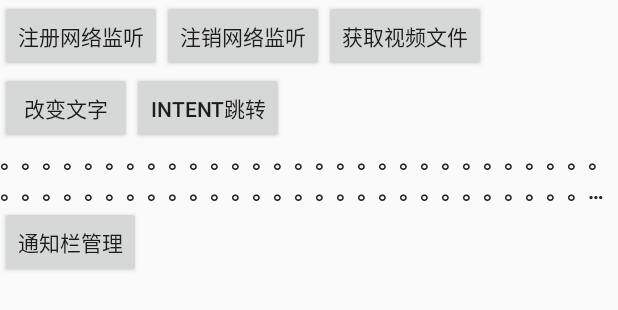
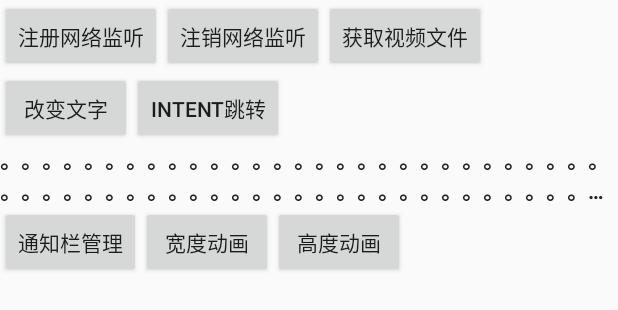
Before and after one commit to 18647499996/Utils, an Android app: the layout activity_main.xml on its own in the app's theme, with its tools: preview values and no code run, on a phone screen of 412 x 824 dp. Shown: the top 310 px of the screen. Run offline under Robolectric (Android 15) with nearby library versions, the phone set to English and light mode, and no system bars.

Commit message:
添加宽度拉伸动画

```diff
--- a/app/src/main/res/layout/activity_main.xml
+++ b/app/src/main/res/layout/activity_main.xml
@@ -73,5 +73,19 @@
         android:layout_height="wrap_content"
         android:layout_below="@id/img1"
         android:text="通知栏管理" />
+    <Button
+        android:id="@+id/btn_7"
+        android:text="宽度动画"
+        android:layout_below="@id/img1"
+        android:layout_toRightOf="@id/btn_6"
+        android:layout_width="wrap_content"
+        android:layout_height="wrap_content"/>
+    <Button
+        android:id="@+id/btn_8"
+        android:text="高度动画"
+        android:layout_below="@id/img1"
+        android:layout_toRightOf="@id/btn_7"
+        android:layout_width="wrap_content"
+        android:layout_height="wrap_content"/>
 
 </RelativeLayout>
```
Also changed, not shown: app/src/main/java/com/liudonghan/main/MainActivity.java (+8 -0 lines), utils/src/main/java/com/liudonghan/utils/ADAnimationUtils.java (+16 -0 lines).
